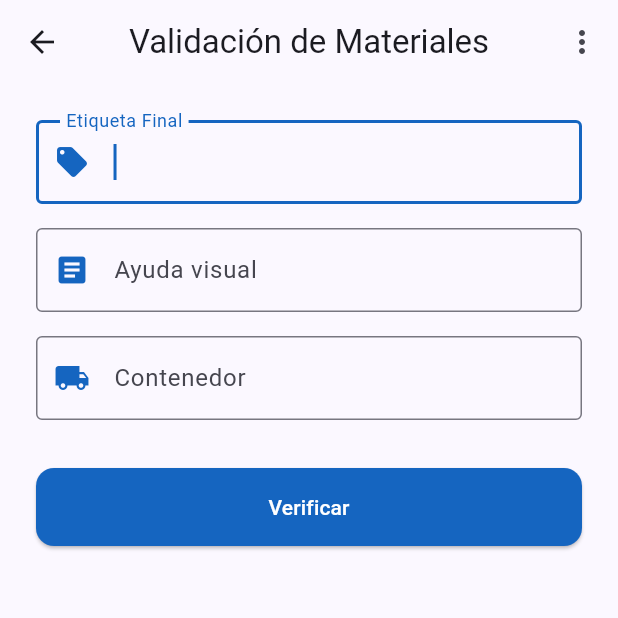
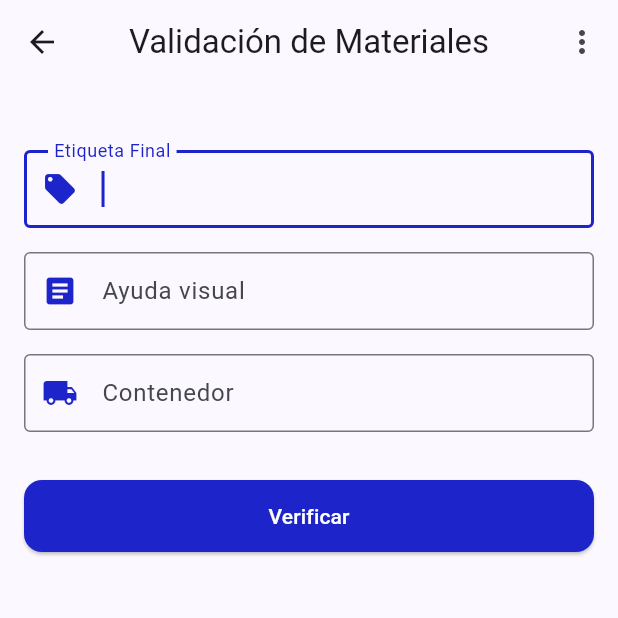
Before and after one commit to devadriancr/vira, a Flutter app: the MaterialValidationView screen opened directly, on a phone screen of 412 x 824 dp, the top half of it. Run offline on Flutter 3.47's test engine with Material 3 defaults, Android fonts, the phone set to English and light mode, and no system bars; our stand-ins replace flutter_secure_storage; accounts and stored records are empty.

Commit message:
ya va agarrando

```diff
--- a/lib/views/material_validation_view.dart
+++ b/lib/views/material_validation_view.dart
@@ -27,7 +27,13 @@
   void initState() {
     super.initState();
     WidgetsBinding.instance.addPostFrameCallback((_) {
-      FocusScope.of(context).requestFocus(_finalLabelFocus);
+      if (mounted) {
+        Future.delayed(const Duration(milliseconds: 100), () {
+          if (mounted) {
+            _finalLabelFocus.requestFocus();
+          }
+        });
+      }
     });
   }
 
@@ -47,13 +53,16 @@
     FocusScope.of(context).requestFocus(next);
   }
 
-  // Función para resetear el formulario y enfocar el primer campo
   void _resetForm() {
     _formKey.currentState?.reset();
     _finalLabelController.clear();
     _visualAidController.clear();
     _containerController.clear();
-    FocusScope.of(context).requestFocus(_finalLabelFocus);
+    Future.delayed(const Duration(milliseconds: 100), () {
+      if (mounted) {
+        _finalLabelFocus.requestFocus();
+      }
+    });
   }
 
   Future<void> _validateAndSubmit() async {
@@ -67,7 +76,6 @@
       final finalLabelCode = _finalLabelController.text;
 
       try {
-        // Paso 1: Validar localmente
         final validationResult = await MaterialValidationController.validate(
           containerCode,
           visualAidCode,
@@ -77,7 +85,6 @@
         final isValid = validationResult['isValid'] as bool;
         final partNumber = validationResult['partNumber'] as String?;
 
-        // Paso 2: Enviar a la API
         final accessErrors =
             await MaterialValidationController.sendValidationToAPI(
               containerCode: containerCode,
@@ -87,7 +94,6 @@
               partNumber: partNumber,
             );
 
-        // Paso 3: Navegar a la pantalla de resultados
         if (mounted) {
           await Navigator.push(
             context,
@@ -98,7 +104,6 @@
             ),
           );
 
-          // Mostrar mensajes de acceso si los hay
           if (accessErrors != null && accessErrors.isNotEmpty) {
             ScaffoldMessenger.of(context).showSnackBar(
               SnackBar(
@@ -112,7 +117,6 @@
           _resetForm();
         }
       } catch (e) {
-        // Error de conexión - mostrar pantalla de error
         if (mounted) {
           await Navigator.push(
             context,
@@ -158,9 +162,12 @@
 
   @override
   Widget build(BuildContext context) {
+    final screenHeight = MediaQuery.of(context).size.height;
+    final isSmallScreen = screenHeight < 600;
+
     return Scaffold(
       appBar: AppBar(
-        title: Text('Validación de Materiales'),
+        title: const Text('Validación de Materiales'),
         actions: [
           PopupMenuButton<String>(
             icon: const Icon(Icons.more_vert),
@@ -169,14 +176,14 @@
                 Navigator.push(
                   context,
                   MaterialPageRoute(
-                    builder: (context) => ValidationHistoryView(),
+                    builder: (context) => const ValidationHistoryView(),
                   ),
                 );
               } else if (value == 'statistics') {
                 Navigator.push(
                   context,
                   MaterialPageRoute(
-                    builder: (context) => ValidationStatisticsView(),
+                    builder: (context) => const ValidationStatisticsView(),
                   ),
                 );
               }
@@ -203,13 +210,24 @@
           ),
         ],
       ),
-      body: Padding(
-        padding: const EdgeInsets.all(24.0),
+      body: SafeArea(
+        child: SingleChildScrollView(
+          // Permite desplazamiento
+          padding: EdgeInsets.symmetric(
+            horizontal: 16,
+            vertical: isSmallScreen ? 8 : 24, // Padding vertical adaptable
+          ),
+          child: ConstrainedBox(
+            constraints: BoxConstraints(
+              minHeight: screenHeight - MediaQuery.of(context).padding.vertical,
+            ),
             child: Form(
               key: _formKey,
               child: Column(
+                mainAxisSize: MainAxisSize.min,
                 crossAxisAlignment: CrossAxisAlignment.stretch,
                 children: [
+                  if (!isSmallScreen) const SizedBox(height: 20),
                   TextFormField(
                     controller: _finalLabelController,
                     focusNode: _finalLabelFocus,
@@ -223,7 +241,7 @@
                       border: const OutlineInputBorder(),
                       contentPadding: const EdgeInsets.symmetric(
                         horizontal: 16,
-                    vertical: 16,
+                        vertical: 14, // Reducción vertical
                       ),
                     ),
                     validator: _validateFinalLabel,
@@ -232,7 +250,7 @@
                       _fieldFocusChange(_finalLabelFocus, _visualAidFocus);
                     },
                   ),
-              const SizedBox(height: 16),
+                  SizedBox(height: isSmallScreen ? 12 : 16),
                   TextFormField(
                     controller: _visualAidController,
                     focusNode: _visualAidFocus,
@@ -246,7 +264,7 @@
                       border: const OutlineInputBorder(),
                       contentPadding: const EdgeInsets.symmetric(
                         horizontal: 16,
-                    vertical: 16,
+                        vertical: 14,
                       ),
                     ),
                     validator: _validateVisualAid,
@@ -255,7 +273,7 @@
                       _fieldFocusChange(_visualAidFocus, _containerFocus);
                     },
                   ),
-              const SizedBox(height: 16),
+                  SizedBox(height: isSmallScreen ? 12 : 16),
                   TextFormField(
                     controller: _containerController,
                     focusNode: _containerFocus,
@@ -269,7 +287,7 @@
                       border: const OutlineInputBorder(),
                       contentPadding: const EdgeInsets.symmetric(
                         horizontal: 16,
-                    vertical: 16,
+                        vertical: 14,
                       ),
                     ),
                     validator: _validateContainer,
@@ -280,13 +298,15 @@
                       }
                     },
                   ),
-              const SizedBox(height: 32),
+                  SizedBox(height: isSmallScreen ? 24 : 32),
                   ElevatedButton(
                     onPressed: _isSubmitting ? null : _validateAndSubmit,
                     style: ElevatedButton.styleFrom(
                       backgroundColor: Theme.of(context).colorScheme.primary,
                       foregroundColor: Colors.white,
-                  padding: const EdgeInsets.symmetric(vertical: 16),
+                      padding: const EdgeInsets.symmetric(
+                        vertical: 14,
+                      ), // Reducción vertical
                       shape: RoundedRectangleBorder(
                         borderRadius: BorderRadius.circular(12),
                       ),
@@ -305,7 +325,12 @@
                             )
                             : const Text('Verificar'),
                   ),
+                  // Espacio adicional en dispositivos pequeños
+                  if (isSmallScreen)
+                    SizedBox(height: MediaQuery.of(context).viewInsets.bottom),
                 ],
+              ),
+            ),
           ),
         ),
       ),
```
Also changed, not shown: lib/main.dart (+8 -10 lines), lib/views/login_view.dart (+35 -10 lines), lib/views/result_view.dart (+173 -224 lines). Lines whose indentation alone changed are shown as unchanged.
